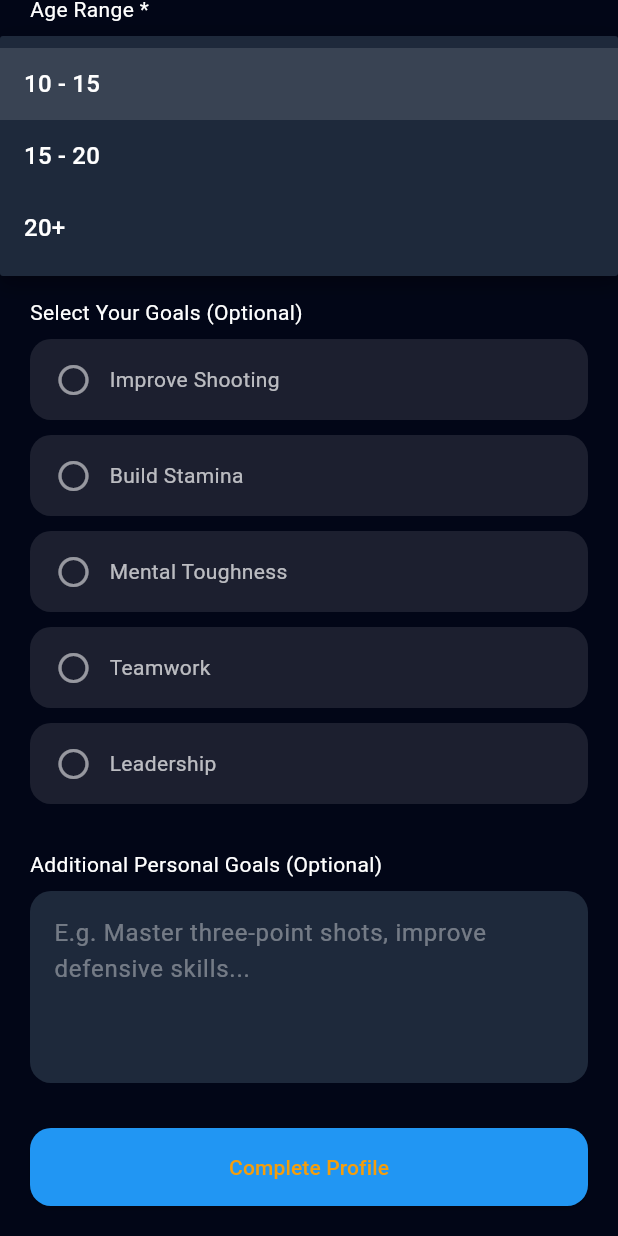
After one commit to devsynxoffical/ballchart, a Flutter app: the CompleteProfilePlayerScreen screen opened by its route, scrolled down 289 dp, after a tap on "Select age range", on a phone screen of 412 x 824 dp. The commit adds this screen. Run offline on Flutter 3.47's test engine with Material 3 defaults, Android fonts, the phone set to English and light mode, and no system bars; our stand-ins replace flutter_secure_storage; accounts and stored records are empty; network calls fail.

Commit message:
Complete your profile for both player and coach section Done

```diff
--- /dev/null
+++ b/lib/core/widgets/completeProfile_Player/ExperienceSelector.dart
@@ -0,0 +1,53 @@
+import 'package:flutter/material.dart';
+
+class ExperienceSelector extends StatelessWidget {
+  final String selected;
+  final Function(String) onSelect;
+
+  const ExperienceSelector({
+    super.key,
+    required this.selected,
+    required this.onSelect,
+  });
+
+  Widget _item(String label) {
+    final isSelected = selected == label;
+    return Expanded(
+      child: GestureDetector(
+        onTap: () => onSelect(label),
+        child: Container(
+          padding: const EdgeInsets.symmetric(vertical: 12),
+          decoration: BoxDecoration(
+            color: isSelected ? Colors.blue.withOpacity(0.2) : Colors.white10,
+            borderRadius: BorderRadius.circular(14),
+            border: Border.all(
+              color: isSelected ? Colors.blue : Colors.transparent,
+            ),
+          ),
+          child: Center(
+            child: Text(
+              label,
+              style: TextStyle(
+                color: isSelected ? Colors.blue : Colors.white70,
+                fontWeight: FontWeight.w500,
+              ),
+            ),
+          ),
+        ),
+      ),
+    );
+  }
+
+  @override
+  Widget build(BuildContext context) {
+    return Row(
+      children: [
+        _item('Beginner'),
+        const SizedBox(width: 10),
+        _item('Intermediate'),
+        const SizedBox(width: 10),
+        _item('Advanced'),
+      ],
+    );
+  }
+}
--- /dev/null
+++ b/lib/core/widgets/completeProfile_Player/selectable_goal_tile.dart
@@ -0,0 +1,47 @@
+import 'package:flutter/material.dart';
+
+class SelectableGoalTile extends StatelessWidget {
+  final String title;
+  final bool selected;
+  final VoidCallback onTap;
+
+  const SelectableGoalTile({
+    super.key,
+    required this.title,
+    required this.selected,
+    required this.onTap,
+  });
+
+  @override
+  Widget build(BuildContext context) {
+    return GestureDetector(
+      onTap: onTap,
+      child: Container(
+        margin: const EdgeInsets.only(bottom: 10),
+        padding: const EdgeInsets.symmetric(horizontal: 16, vertical: 14),
+        decoration: BoxDecoration(
+          color: selected ? Colors.blue.withOpacity(0.15) : Colors.white10,
+          borderRadius: BorderRadius.circular(14),
+          border: Border.all(
+            color: selected ? Colors.blue : Colors.transparent,
+          ),
+        ),
+        child: Row(
+          children: [
+            Icon(
+              selected ? Icons.check_circle : Icons.circle_outlined,
+              color: selected ? Colors.blue : Colors.white54,
+            ),
+            const SizedBox(width: 12),
+            Text(
+              title,
+              style: TextStyle(
+                color: selected ? Colors.blue : Colors.white70,
+              ),
+            ),
+          ],
+        ),
+      ),
+    );
+  }
+}
--- /dev/null
+++ b/lib/features/auth/completeyourprofile/player/view/profile_player_screen.dart
@@ -0,0 +1,192 @@
+import 'package:flutter/material.dart';
+
+import '../../../../../core/widgets/completeProfile_Player/ExperienceSelector.dart';
+import '../../../../../core/widgets/completeProfile_Player/selectable_goal_tile.dart';
+
+class CompleteProfilePlayerScreen extends StatefulWidget {
+  const CompleteProfilePlayerScreen({super.key});
+
+  @override
+  State<CompleteProfilePlayerScreen> createState() => _ProfilePlayerScreenState();
+}
+
+class _ProfilePlayerScreenState extends State<CompleteProfilePlayerScreen> {
+  String? position;
+  String? ageRange;
+  String experience = 'Beginner';
+
+  final List<String> goals = [];
+  final TextEditingController additionalGoalsController =
+  TextEditingController();
+
+  @override
+  Widget build(BuildContext context) {
+    return Scaffold(
+      backgroundColor: const Color(0xFF020617),
+      body: SafeArea(
+        child: SingleChildScrollView(
+          padding: const EdgeInsets.all(20),
+          child: Column(
+            crossAxisAlignment: CrossAxisAlignment.start,
+            children: [
+              /// Header
+              Center(
+                child: Column(
+                  children: [
+                    Container(
+                      width: 56,
+                      height: 56,
+                      decoration: const BoxDecoration(
+                        color: Colors.blue,
+                        shape: BoxShape.circle,
+                      ),
+                      child: const Icon(Icons.edit, color: Colors.white),
+                    ),
+                    const SizedBox(height: 12),
+                    const Text(
+                      'Complete Your Profile',
+                      style: TextStyle(
+                        color: Colors.white,
+                        fontSize: 26,
+                        fontWeight: FontWeight.bold,
+                      ),
+                    ),
+                    const SizedBox(height: 6),
+                    const Text(
+                      'Help us personalize your HoopStar experience',
+                      style: TextStyle(color: Colors.white60),
+                    ),
+                  ],
+                ),
+              ),
+
+              const SizedBox(height: 30),
+
+              /// Position
+              _label('Position *'),
+              _dropdown(
+                value: position,
+                hint: 'Select your position',
+                items: const ['Forward', 'Guard', 'Mid fielder'],
+                onChanged: (v) => setState(() => position = v),
+              ),
+
+              const SizedBox(height: 20),
+
+              /// Age Range
+              _label('Age Range *'),
+              _dropdown(
+                value: ageRange,
+                hint: 'Select age range',
+                items: const ['10 - 15', '15 - 20', '20+'],
+                onChanged: (v) => setState(() => ageRange = v),
+              ),
+
+              const SizedBox(height: 20),
+
+              /// Experience
+              _label('Experience Level *'),
+              ExperienceSelector(
+                selected: experience,
+                onSelect: (v) => setState(() => experience = v),
+              ),
+
+              const SizedBox(height: 24),
+
+              /// Goals
+              _label('Select Your Goals (Optional)'),
+              _goal('Improve Shooting'),
+              _goal('Build Stamina'),
+              _goal('Mental Toughness'),
+              _goal('Teamwork'),
+              _goal('Leadership'),
+
+              const SizedBox(height: 20),
+
+              /// Additional Goals
+              _label('Additional Personal Goals (Optional)'),
+              TextField(
+                controller: additionalGoalsController,
+                maxLines: 4,
+                style: const TextStyle(color: Colors.white),
+                decoration: InputDecoration(
+                  hintText:
+                  'E.g. Master three-point shots, improve defensive skills...',
+                  hintStyle: const TextStyle(color: Colors.white38),
+                  filled: true,
+                  fillColor: const Color(0xFF1E293B),
+                  border: OutlineInputBorder(
+                    borderRadius: BorderRadius.circular(14),
+                    borderSide: BorderSide.none,
+                  ),
+                ),
+              ),
+
+              const SizedBox(height: 30),
+
+              /// Button
+              SizedBox(
+                width: double.infinity,
+                child: ElevatedButton(
+                  style: ElevatedButton.styleFrom(
+                    backgroundColor: Colors.blue,
+                    padding: const EdgeInsets.symmetric(vertical: 16),
+                    shape: RoundedRectangleBorder(
+                      borderRadius: BorderRadius.circular(14),
+                    ),
+                  ),
+                  onPressed: () {},
+                  child: const Text('Complete Profile'),
+                ),
+              ),
+            ],
+          ),
+        ),
+      ),
+    );
+  }
+
+  /// Helpers
+  Widget _label(String text) => Padding(
+    padding: const EdgeInsets.only(bottom: 8),
+    child: Text(text, style: const TextStyle(color: Colors.white)),
+  );
+
+  Widget _dropdown({
+    required String hint,
+    required List<String> items,
+    required ValueChanged<String?> onChanged,
+    String? value,
+  }) {
+    return DropdownButtonFormField<String>(
+      value: value,
+      dropdownColor: const Color(0xFF1E293B),
+      decoration: InputDecoration(
+        filled: true,
+        fillColor: const Color(0xFF1E293B),
+        border: OutlineInputBorder(
+          borderRadius: BorderRadius.circular(14),
+          borderSide: BorderSide.none,
+        ),
+      ),
+      hint: Text(hint),
+      items: items
+          .map((e) => DropdownMenuItem(value: e, child: Text(e)))
+          .toList(),
+      onChanged: onChanged,
+    );
+  }
+
+  Widget _goal(String title) {
+    final selected = goals.contains(title);
+    return SelectableGoalTile(
+      title: title,
+      selected: selected,
+      onTap: () {
+        setState(() {
+          selected ? goals.remove(title) : goals.add(title);
+        });
+      },
+    );
+  }
+}
--- a/lib/features/auth/view/auth_screen.dart
+++ b/lib/features/auth/view/auth_screen.dart
@@ -67,7 +67,7 @@ class _AuthScreenState extends State<AuthScreen> {
                     width: 60,  // circle diameter
                     height: 60,
                     decoration: BoxDecoration(
-                      color: AppColors.yellow, // yellow background
+                      color: widget.role == 'coach' ? AppColors.yellow :AppColors.blue, // yellow background
                       shape: BoxShape.circle,    // makes it a circle
                     ),
                     child: Icon(
@@ -158,6 +158,7 @@ class _AuthScreenState extends State<AuthScreen> {
                           ? const CircularProgressIndicator()
                           : CustomButton(
                               text: 'Create Account',
+                              backgroundColor: widget.role == 'coach' ? AppColors.yellow :AppColors.blue,
                               onPressed: () {
                                 authViewModel.signup(
                                   context,
--- a/lib/routes/app_routes.dart
+++ b/lib/routes/app_routes.dart
@@ -15,6 +15,8 @@ import 'package:hoopstar/features/role_selecting/view/role_selecting_screen.dart
 import 'package:hoopstar/features/strategy/view/strategy_screen.dart';
 import 'package:hoopstar/routes/routes_names.dart';
 import 'package:hoopstar/features/coach/home/view/coach_home_screen.dart';
+
+import '../features/auth/completeyourprofile/player/view/profile_player_screen.dart';
 
 class AppRoutes {
   static Route<dynamic> generate(RouteSettings settings) {
@@ -49,6 +51,8 @@ class AppRoutes {
         return MaterialPageRoute(builder: (_) => CoachHomeScreen());
       case RouteNames.profilecomplete_coach:
         return MaterialPageRoute(builder: (_) => CompleteProfileScreenCoach());
+      case RouteNames.profilecomplete_player:
+        return MaterialPageRoute(builder: (_) => CompleteProfilePlayerScreen());
 
       default:
         return MaterialPageRoute(
```
